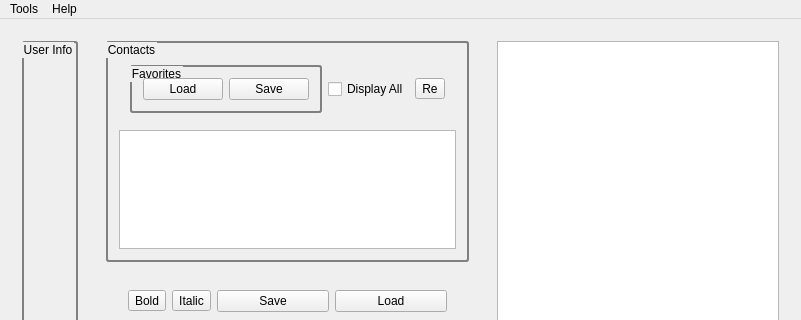
Old version of the form UI/mainwindow.ui in the repository ziadkiwan/teamsext; both pictures show x 0 to 801 and y 0 to 320 of the 801 by 504 pixel window.
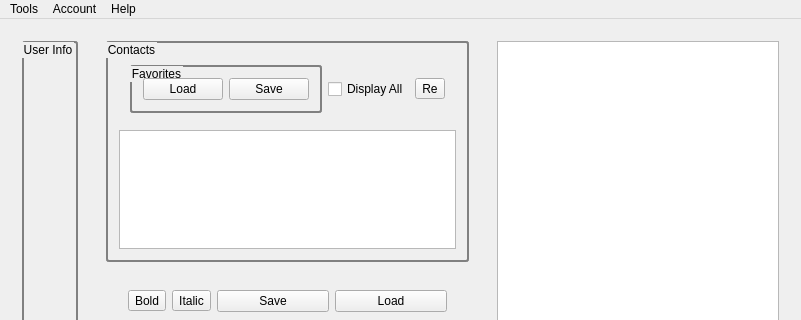
New version of the form.

Commit message: Export, Import Account Added

```diff
--- a/UI/mainwindow.ui
+++ b/UI/mainwindow.ui
@@ -249,7 +249,16 @@
     </property>
     <addaction name="action_About"/>
    </widget>
+   <widget class="QMenu" name="menuAccount">
+    <property name="title">
+     <string>Account</string>
+    </property>
+    <addaction name="actionRemove_Account"/>
+    <addaction name="actionExport"/>
+    <addaction name="actionImport"/>
+   </widget>
    <addaction name="menuMore"/>
+   <addaction name="menuAccount"/>
    <addaction name="menuHelp"/>
   </widget>
   <widget class="QStatusBar" name="statusBar"/>
```
Left out of the diff: 13 changed lines with no effect on the pictures. The commit also changes 2 other files.
